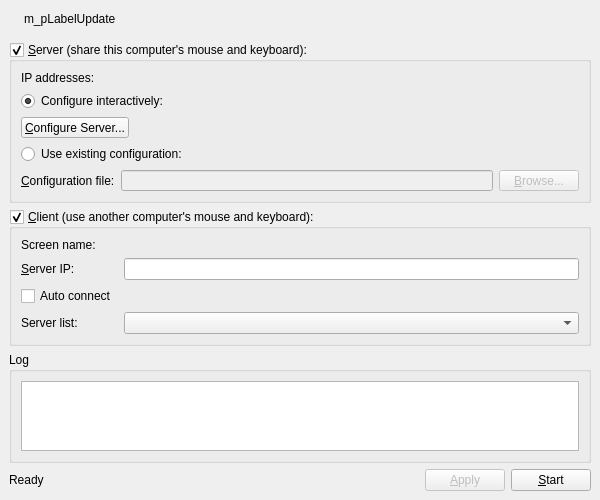
Old version of the form src/gui/res/MainWindowBase.ui in the repository deskflow/deskflow.
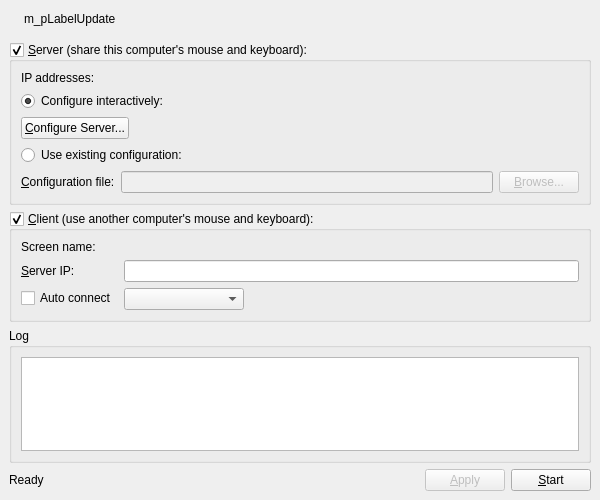
New version of the form. Icons and pictures are not drawn.

Commit message: Show server list when 2 or more servers detected

The edit to the form file:
```diff
--- a/src/gui/res/MainWindowBase.ui
+++ b/src/gui/res/MainWindowBase.ui
@@ -247,16 +247,22 @@
          </property>
         </widget>
        </item>
-       <item row="4" column="0">
-        <widget class="QLabel" name="m_pLabelServerList">
-         <property name="text">
-          <string>Server list:</string>
+       <item row="3" column="1">
+        <widget class="QComboBox" name="m_pComboServerList">
+         <property name="sizePolicy">
+          <sizepolicy hsizetype="Maximum" vsizetype="Fixed">
+           <horstretch>0</horstretch>
+           <verstretch>0</verstretch>
+          </sizepolicy>
+         </property>
+         <property name="minimumSize">
+          <size>
+           <width>120</width>
+           <height>0</height>
+          </size>
          </property>
         </widget>
        </item>
-       <item row="4" column="1">
-        <widget class="QComboBox" name="m_pComboServerList"/>
-       </item>
       </layout>
      </widget>
     </item>
```
Left out of the diff: 14 changed lines with no effect on the pictures. The commit also changes 1 other file.
